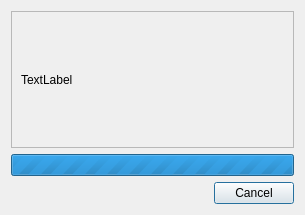
pasbi/CAN, file src/progressdialog.ui: the form before one commit.
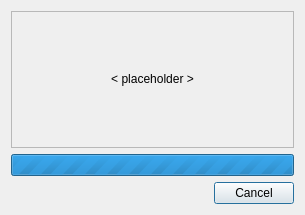
The form after the commit.

```diff
--- a/src/progressdialog.ui
+++ b/src/progressdialog.ui
@@ -32,7 +32,10 @@
        <item>
         <widget class="QLabel" name="label">
          <property name="text">
-          <string>TextLabel</string>
+          <string notr="true">&lt; placeholder &gt;</string>
+         </property>
+         <property name="alignment">
+          <set>Qt::AlignCenter</set>
          </property>
         </widget>
        </item>
```
Left out of the diff: 2 changed lines with no effect on the pictures.
